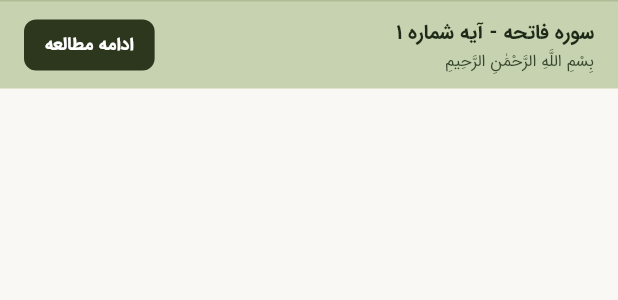
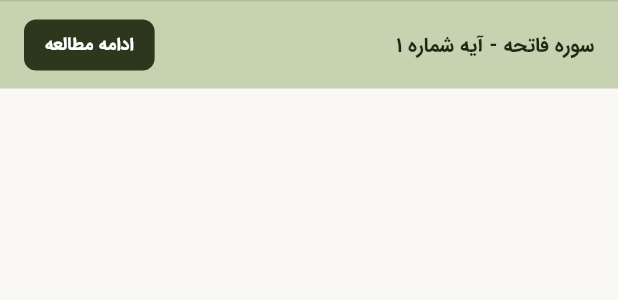
Before and after one commit to mohammadvaezimoghadam/quran, a Flutter app: the SurahListContinueReadingBar widget shown alone on an empty page, opened directly, on a phone screen of 412 x 824 dp. Shown: the top 300 px of the screen. Run offline on Flutter 3.47's test engine with Material 3 defaults, Android fonts, the light colour scheme and no system bars; our stand-ins replace audio_service, cached_network_image, dio, firebase_core, firebase_messaging, flutter_local_notifications and 16 more; missing offline and left inert: audio_session, dio_http_formatter, flutter_poolakey, mobile_scanner, zxing2; accounts and stored records are empty; generated files the repository leaves out were written again.

Commit message:
style(surah_list): show only surah title and ayah number in continue reading bar

```diff
--- a/lib/features/surah_list/presentation/widgets/surah_list_continue_reading_bar.dart
+++ b/lib/features/surah_list/presentation/widgets/surah_list_continue_reading_bar.dart
@@ -41,9 +41,6 @@ class SurahListContinueReadingBar extends ConsumerWidget {
     final titleColor = isDark
         ? const Color(0xFFE5EEE3)
         : const Color(0xFF1E2816);
-    final subtitleColor = isDark
-        ? const Color(0xFFA1B3A0)
-        : const Color(0xFF38472E);
     final buttonBg = isDark
         ? AppColors.primary
         : const Color(0xFF2C371D);
@@ -56,21 +53,18 @@ class SurahListContinueReadingBar extends ConsumerWidget {
         splashColor: Colors.black.withValues(alpha: 0.08),
         child: Container(
           width: double.infinity,
-          padding: const EdgeInsets.symmetric(horizontal: 16.0, vertical: 10.0),
+          padding: const EdgeInsets.symmetric(horizontal: 16.0, vertical: 12.0),
           decoration: BoxDecoration(
             border: Border(
               top: BorderSide(color: borderColor, width: 1.0),
             ),
           ),
           child: Row(
+            crossAxisAlignment: CrossAxisAlignment.center,
             children: [
               // Right Side: Surah Info + Ayah Number (Pure text, NO icons)
               Expanded(
-                child: Column(
-                  crossAxisAlignment: CrossAxisAlignment.start,
-                  mainAxisSize: MainAxisSize.min,
-                  children: [
-                    Text(
+                child: Text(
                   'سوره $surahFaName - آیه شماره ${ayahNumber.toPersianDigit()}',
                   maxLines: 1,
                   overflow: TextOverflow.ellipsis,
@@ -80,21 +74,6 @@ class SurahListContinueReadingBar extends ConsumerWidget {
                     fontWeight: FontWeight.bold,
                     color: titleColor,
                   ),
-                    ),
-                    const SizedBox(height: 2),
-                    Text(
-                      surahId == 1 && ayahNumber == 1
-                          ? 'بِسْمِ اللَّهِ الرَّحْمَٰنِ الرَّحِيمِ'
-                          : 'آخرین موقعیت قرائت شما در قرآن کریم',
-                      maxLines: 1,
-                      overflow: TextOverflow.ellipsis,
-                      style: TextStyle(
-                        fontFamily: AppTypography.fontFamily,
-                        fontSize: 11,
-                        color: subtitleColor,
-                      ),
-                    ),
-                  ],
                 ),
               ),
 
```
Lines whose indentation alone changed are shown as unchanged.
